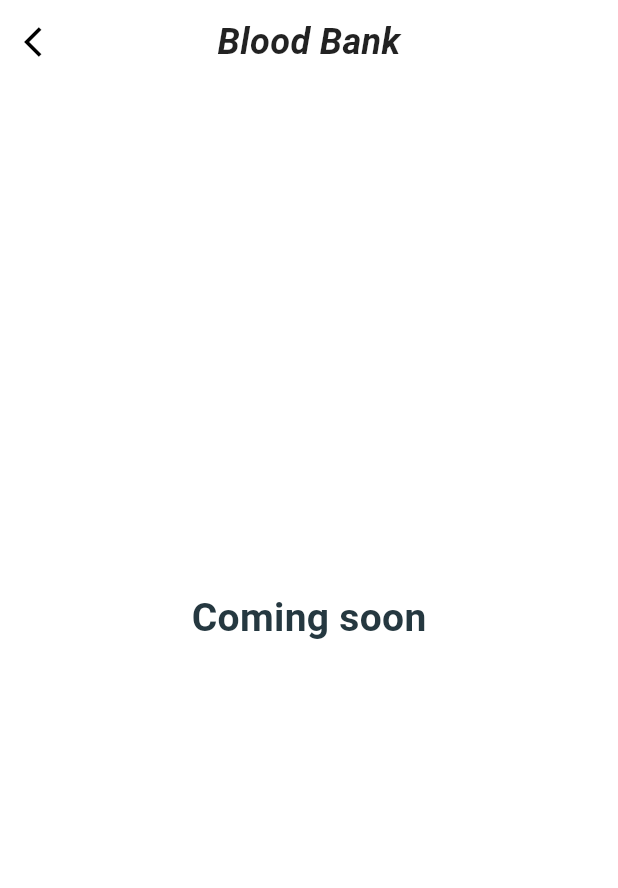
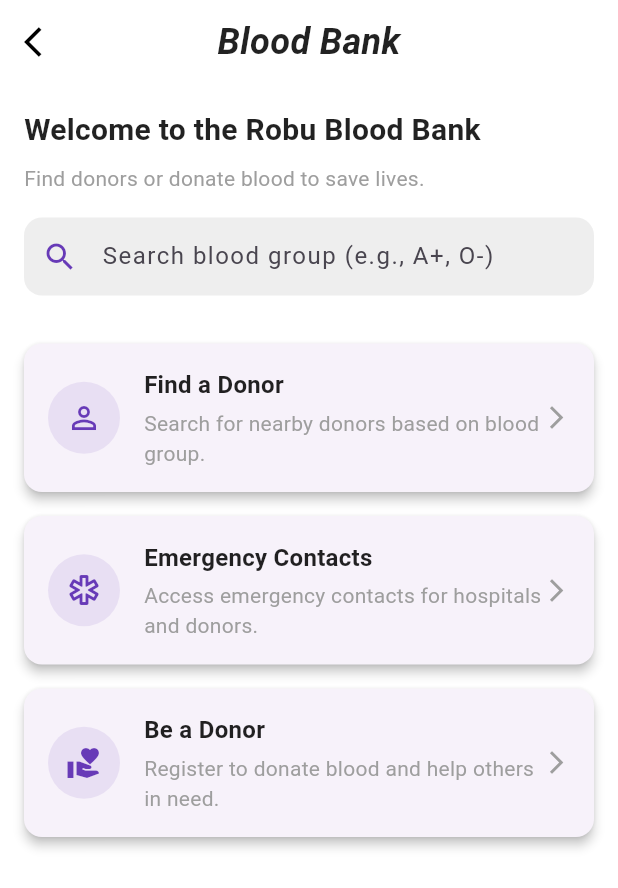
Before and after one commit to Onnesok/Robu_app, a Flutter app: the BloodBank screen opened directly, on a phone screen of 412 x 824 dp. Shown: the top 888 px of the screen. Run offline on Flutter 3.47's test engine with Material 3 defaults, Android fonts, the phone set to English and light mode, and no system bars; our stand-ins replace fluttertoast, share_plus, youtube_player_flutter; Roboto replaces fonts that are missing (WorkSans).

Commit message:
blood bank

```diff
--- a/lib/info_pages/blood_bank.dart
+++ b/lib/info_pages/blood_bank.dart
@@ -11,20 +11,159 @@ class BloodBank extends StatelessWidget {
       extendBodyBehindAppBar: true,
       appBar: AppBar(
         scrolledUnderElevation: 0.0,
-        title: Text("Blood Bank", style: TextStyle(color: Colors.black87)),
+        title: const Text(
+          "Blood Bank",
+          style: TextStyle(color: Colors.black87, fontWeight: FontWeight.bold),
+        ),
         centerTitle: true,
         backgroundColor: Colors.white,
         elevation: 0,
         leading: IconButton(
-          icon: Icon(Icons.arrow_back_ios),
+          icon: const Icon(Icons.arrow_back_ios),
           color: Colors.black,
           onPressed: () {
             Navigator.pop(context);
           },
         ),
       ),
-      body: Center(
-        child: Text("Coming soon", style: TextStyle(fontWeight: FontWeight.bold, fontSize: 26),),
+      body: SafeArea(
+        child: Padding(
+          padding: const EdgeInsets.all(16.0),
+          child: Column(
+            crossAxisAlignment: CrossAxisAlignment.start,
+            children: [
+              const Text(
+                "Welcome to the Robu Blood Bank",
+                style: TextStyle(
+                  fontSize: 20,
+                  fontWeight: FontWeight.bold,
+                  color: Colors.black87,
+                ),
+              ),
+              const SizedBox(height: 8),
+              const Text(
+                "Find donors or donate blood to save lives.",
+                style: TextStyle(
+                  fontSize: 14,
+                  color: Colors.grey,
+                ),
+              ),
+              const SizedBox(height: 16),
+
+              // Search Bar
+              TextField(
+                decoration: InputDecoration(
+                  hintText: "Search blood group (e.g., A+, O-)",
+                  prefixIcon: const Icon(Icons.search, color: Colors.deepPurple),
+                  filled: true,
+                  fillColor: Colors.grey.shade200,
+                  border: OutlineInputBorder(
+                    borderRadius: BorderRadius.circular(12),
+                    borderSide: BorderSide.none,
+                  ),
+                  contentPadding: const EdgeInsets.symmetric(
+                    vertical: 14.0,
+                    horizontal: 16.0,
+                  ),
+                ),
+              ),
+              const SizedBox(height: 24),
+
+              // Features Section
+              Expanded(
+                child: ListView(
+                  children: [
+                    _buildFeatureCard(
+                      context,
+                      icon: Icons.person_outline,
+                      title: "Find a Donor",
+                      description:
+                      "Search for nearby donors based on blood group.",
+                      onTap: () {
+                        // Navigate to Donor Search Page
+                      },
+                    ),
+                    _buildFeatureCard(
+                      context,
+                      icon: Icons.emergency_outlined,
+                      title: "Emergency Contacts",
+                      description:
+                      "Access emergency contacts for hospitals and donors.",
+                      onTap: () {
+                        // Navigate to Emergency Contacts Page
+                      },
+                    ),
+                    _buildFeatureCard(
+                      context,
+                      icon: Icons.volunteer_activism,
+                      title: "Be a Donor",
+                      description:
+                      "Register to donate blood and help others in need.",
+                      onTap: () {
+                        // Navigate to Registration Page
+                      },
+                    ),
+                  ],
+                ),
+              ),
+            ],
+          ),
+        ),
+      ),
+    );
+  }
+
+  Widget _buildFeatureCard(BuildContext context,
+      {required IconData icon,
+        required String title,
+        required String description,
+        required VoidCallback onTap}) {
+    return GestureDetector(
+      onTap: onTap,
+      child: Card(
+        margin: const EdgeInsets.symmetric(vertical: 8),
+        elevation: 3,
+        shape: RoundedRectangleBorder(borderRadius: BorderRadius.circular(12)),
+        child: Padding(
+          padding: const EdgeInsets.all(16.0),
+          child: Row(
+            children: [
+              Container(
+                padding: const EdgeInsets.all(12),
+                decoration: BoxDecoration(
+                  color: Colors.deepPurple.withOpacity(0.1),
+                  shape: BoxShape.circle,
+                ),
+                child: Icon(icon, color: Colors.deepPurple, size: 24),
+              ),
+              const SizedBox(width: 16),
+              Expanded(
+                child: Column(
+                  crossAxisAlignment: CrossAxisAlignment.start,
+                  children: [
+                    Text(
+                      title,
+                      style: const TextStyle(
+                        fontSize: 16,
+                        fontWeight: FontWeight.bold,
+                        color: Colors.black87,
+                      ),
+                    ),
+                    const SizedBox(height: 4),
+                    Text(
+                      description,
+                      style: const TextStyle(
+                        fontSize: 14,
+                        color: Colors.grey,
+                      ),
+                    ),
+                  ],
+                ),
+              ),
+              const Icon(Icons.arrow_forward_ios, color: Colors.grey, size: 18),
+            ],
+          ),
+        ),
       ),
     );
   }
```
